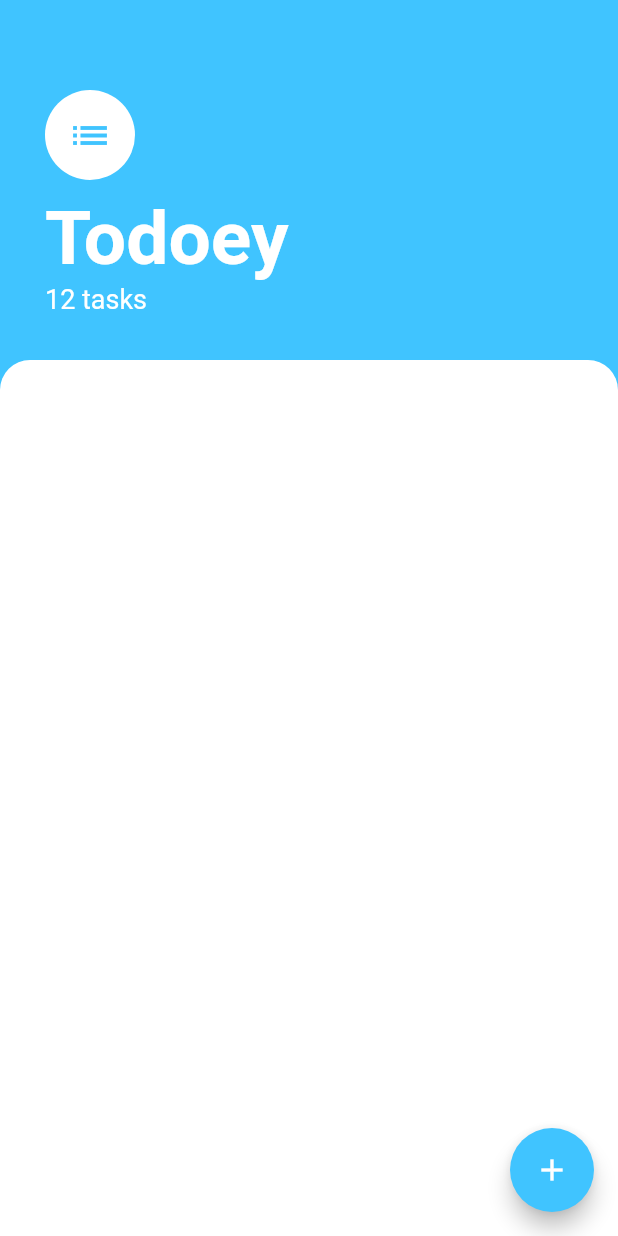
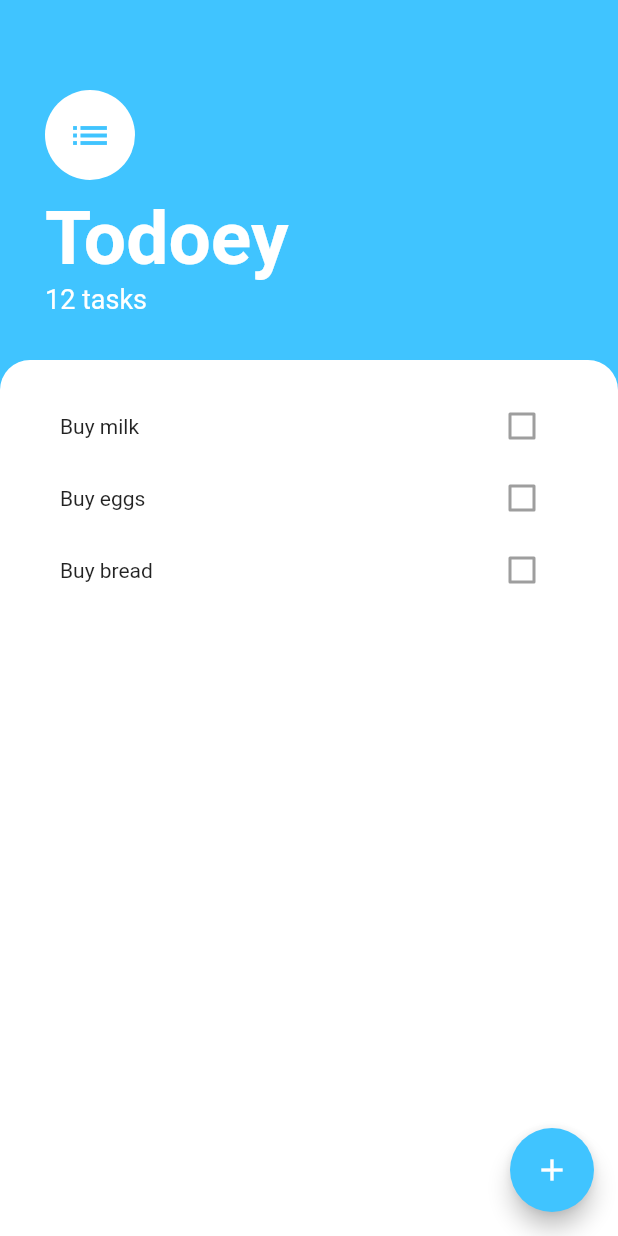
Before and after one commit to vyavdoshenko/flutter_tutorial, a Flutter app: the screen it shows after launch, on a phone screen of 412 x 824 dp. Run offline on Flutter 3.47's test engine with Material 2 defaults, Android fonts, the phone set to English and light mode, and no system bars; our stand-ins replace animated_text_kit, audioplayers, cloud_firestore, firebase_auth, firebase_core, flutter_spinkit and 5 more; missing offline and left inert: dart:ffi; accounts and stored records are empty.

Commit message:
todoey project. tasks screen fullfiled with widgets from mockup

```diff
--- a/todoey/lib/screens/task_screen.dart
+++ b/todoey/lib/screens/task_screen.dart
@@ -61,6 +61,29 @@ class TasksScreen extends StatelessWidget {
                   topRight: Radius.circular(20.0),
                 ),
               ),
+              child: ListView(
+                padding: EdgeInsets.symmetric(
+                  horizontal: 40.0,
+                  vertical: 20.0,
+                ),
+                children: <Widget>[
+                  RowItem(
+                    text: 'Buy milk',
+                    checked: false,
+                    striked: false,
+                  ),
+                  RowItem(
+                    text: 'Buy eggs',
+                    checked: false,
+                    striked: false,
+                  ),
+                  RowItem(
+                    text: 'Buy bread',
+                    checked: false,
+                    striked: true,
+                  ),
+                ],
+              ),
             ),
           ),
         ],
@@ -68,3 +91,24 @@ class TasksScreen extends StatelessWidget {
     );
   }
 }
+
+class RowItem extends StatelessWidget {
+  final String text;
+  final bool checked;
+  final bool striked;
+  RowItem(
+      {@required this.text, @required this.checked, @required this.striked});
+
+  @override
+  Widget build(BuildContext context) {
+    return Row(
+      mainAxisAlignment: MainAxisAlignment.spaceBetween,
+      children: <Widget>[
+        Text(text),
+        Checkbox(
+          value: checked,
+        ),
+      ],
+    );
+  }
+}
```
